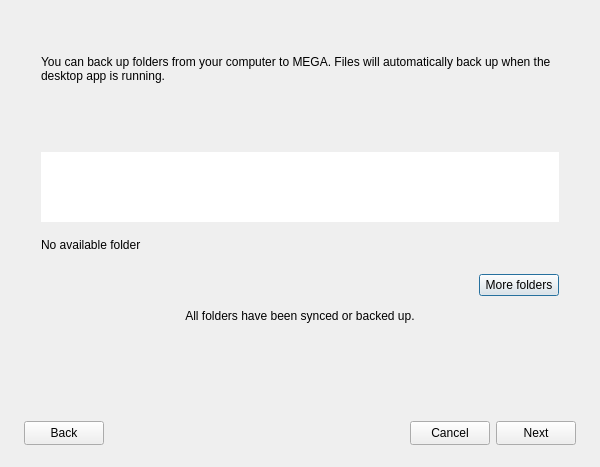
Before: the Qt Designer form src/MEGASync/gui/win/BackupsWizard.ui in meganz/MEGAsync, drawn with Qt 5.
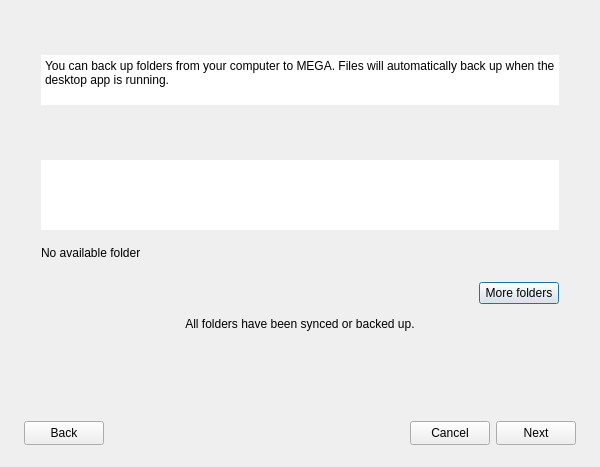
After: the same form once the commit is applied. Icons and pictures are not drawn.

Commit message: SNC-2803. Backup wizard disappears when dragging to another monitor on windows

Patch:
```diff
--- a/src/MEGASync/gui/win/BackupsWizard.ui
+++ b/src/MEGASync/gui/win/BackupsWizard.ui
@@ -309,19 +309,34 @@
          </property>
         </widget>
        </item>
-       <item alignment="Qt::AlignTop">
-        <widget class="QLabel" name="lSubtitleStep1">
-         <property name="sizePolicy">
-          <sizepolicy hsizetype="Preferred" vsizetype="Minimum">
-           <horstretch>0</horstretch>
-           <verstretch>0</verstretch>
-          </sizepolicy>
+       <item>
+        <widget class="QPlainTextEdit" name="lSubtitleStep1">
+         <property name="maximumSize">
+          <size>
+           <width>16777215</width>
+           <height>50</height>
+          </size>
          </property>
-         <property name="text">
+         <property name="frameShape">
+          <enum>QFrame::NoFrame</enum>
+         </property>
+         <property name="frameShadow">
+          <enum>QFrame::Plain</enum>
+         </property>
+         <property name="lineWidth">
+          <number>0</number>
+         </property>
+         <property name="verticalScrollBarPolicy">
+          <enum>Qt::ScrollBarAlwaysOff</enum>
+         </property>
+         <property name="horizontalScrollBarPolicy">
+          <enum>Qt::ScrollBarAlwaysOff</enum>
+         </property>
+         <property name="plainText">
           <string>You can back up folders from your computer to MEGA. Files will automatically back up when the desktop app is running.</string>
          </property>
-         <property name="wordWrap">
-          <bool>true</bool>
+         <property name="textInteractionFlags">
+          <set>Qt::NoTextInteraction</set>
          </property>
         </widget>
        </item>
```
Left out of the diff: 1 changed line with no effect on the pictures. The commit also changes 1 other file.
